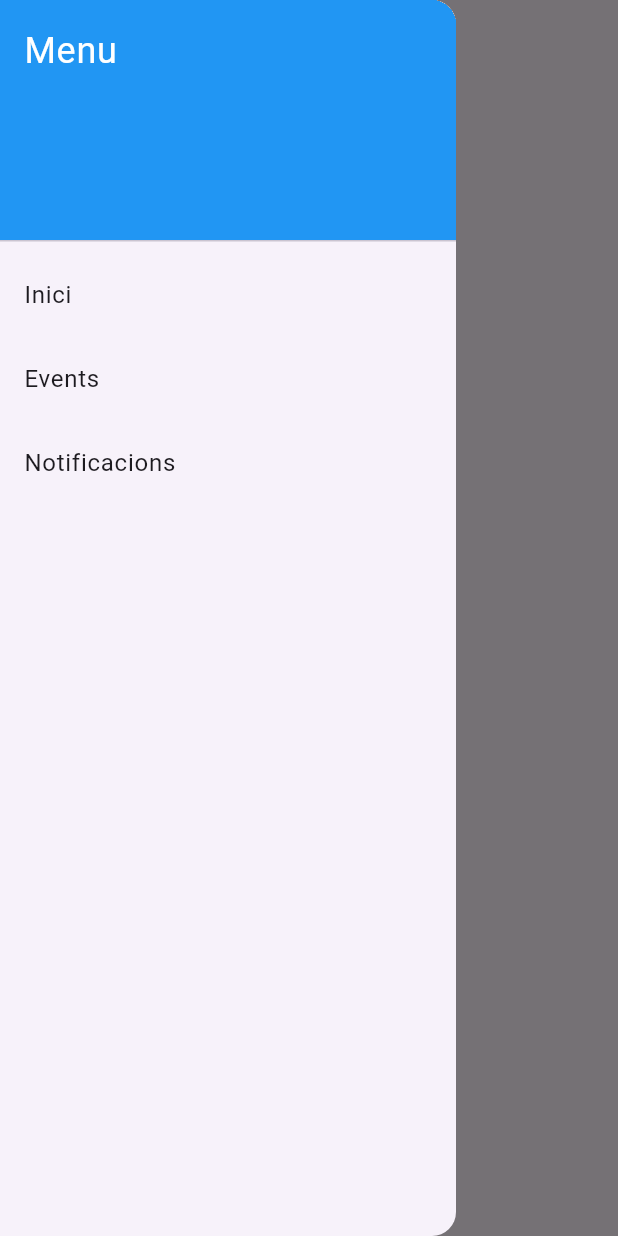
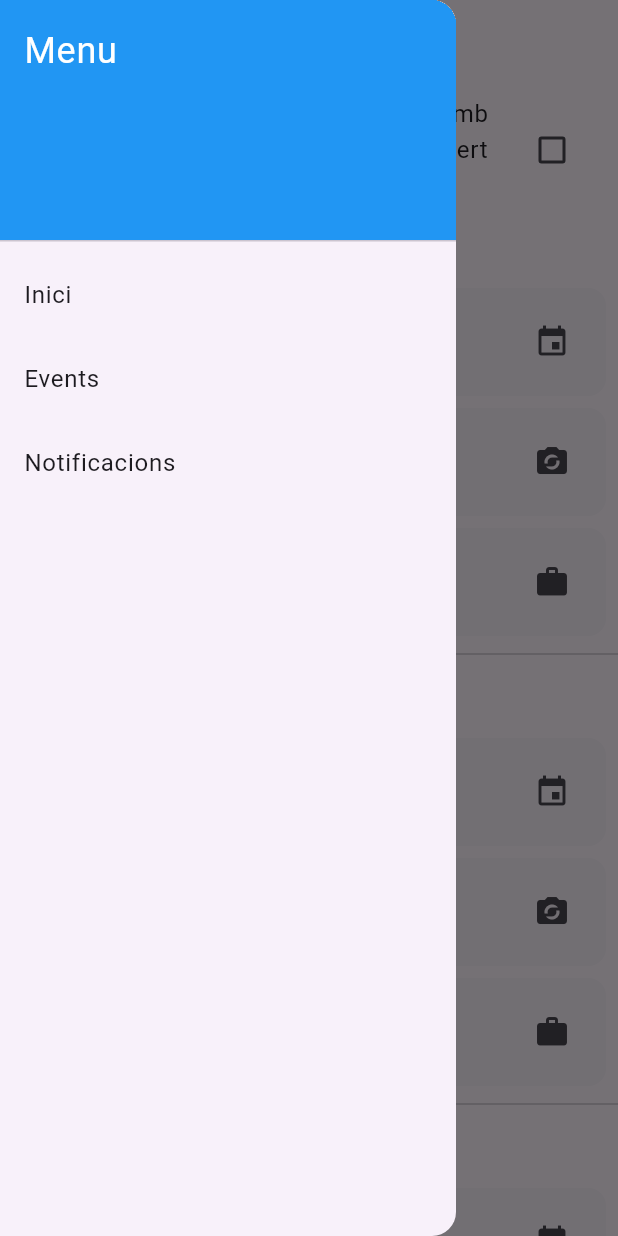
Before and after one commit to AssociacioFemPinya/mobile, a Flutter app: the EventsPage screen opened by its route, with the side drawer open, on a phone screen of 412 x 824 dp. Run offline on Flutter 3.47's test engine with Material 3 defaults, Android fonts, the phone set to English and light mode, and no system bars; our stand-ins replace equatable, flutter_bloc.

Commit message:
first view WIP

```diff
--- a/lib/features/events/data/models/event.dart
+++ /dev/null
@@ -1,6 +0,0 @@
-class Event {
-  final int id;
-  final String name;
-
-  Event({required this.id, required this.name});
-}
--- /dev/null
+++ b/lib/features/events/domain/entities/mockup.dart
@@ -0,0 +1,53 @@
+import 'package:fempinya3_flutter_app/features/events/domain/enums/events.dart';
+import 'package:flutter/material.dart';
+import 'dart:math';
+
+class EventMockup {
+  final EventStatusEnum status;
+  final String name;
+  final String address;
+  final String dateHour;
+  final IconData icon;
+
+  EventMockup(
+      {required this.status,
+      required this.name,
+      required this.address,
+      required this.dateHour,
+      required this.icon});
+}
+
+class DateMockup {
+  final String date;
+  final List<EventMockup> events;
+
+  DateMockup({required this.date, required this.events});
+}
+
+List<DateMockup> generateMockup() {
+  final names = ['EventMockup 1', 'EventMockup 2', 'EventMockup 3'];
+  final addresses = ['Dirección 1', 'Dirección 2', 'Dirección 3'];
+  final dateHours = ['10:00 AM', '12:00 PM', '02:00 PM'];
+  final icons = [Icons.event, Icons.party_mode, Icons.work];
+
+  final random = Random();
+
+  List<EventMockup> generateEvents() {
+    return List<EventMockup>.generate(3, (index) {
+      return EventMockup(
+        status: EventStatusEnum
+            .values[random.nextInt(EventStatusEnum.values.length)],
+        name: names[index],
+        address: addresses[index],
+        dateHour: dateHours[index],
+        icon: icons[index],
+      );
+    });
+  }
+
+  return [
+    DateMockup(date: '2024-06-01', events: generateEvents()),
+    DateMockup(date: '2024-06-02', events: generateEvents()),
+    DateMockup(date: '2024-06-03', events: generateEvents()),
+  ];
+}
--- /dev/null
+++ b/lib/features/events/domain/enums/events.dart
@@ -0,0 +1,7 @@
+enum EventStatusEnum {
+  accepted,
+  declined,
+  unknown,
+  undefined,
+  warning,
+}
--- /dev/null
+++ b/lib/features/events/presentation/blocs/events_view_bloc.dart
@@ -0,0 +1,77 @@
+import 'package:fempinya3_flutter_app/features/events/domain/entities/mockup.dart';
+import 'package:flutter_bloc/flutter_bloc.dart';
+import 'events_view_events.dart';
+import 'events_view_state.dart';
+
+
+class StatusFilterBloc extends Bloc<StatusFilterEvent, StatusFilterState> {
+  StatusFilterBloc(List<DateMockup> dateEvents) : super(StatusFilterState(
+    showUndefined: false,
+    showAnswered: false,
+    showWarning: false,
+    dateEvents: dateEvents
+  )) {
+    on<StatusUndefined>((event, emit) {
+      emit(state.copyWith(showUndefined: event.value));
+    });
+    on<StatusAnswered>((event, emit) {
+      emit(state.copyWith(showAnswered: event.value));
+    });
+    on<StatusWarning>((event, emit) {
+      emit(state.copyWith(showWarning: event.value));
+    });
+  }
+}
+
+// class EventsViewFilterState {
+//   // selectableFilters holds the list of filters from the dropDown menu, based on event tags
+//   final List<String> selectableFilters;
+//   // statusFilters holds the value of the filters based on whether the event has been replied or if it requires attention
+//   final Map<StatusFilters, bool> statusFilters;
+
+//   EventsViewFilterState({
+//     required this.selectableFilters,
+//     required this.statusFilters,
+//   });
+// }
+
+// enum ViewMode {
+//   list,
+//   calendar,
+// }
+
+// class EventsViewModeState {
+//   // viewMode is used to define whether the events should be presented through a list or through a calendar
+//   final ViewMode viewMode;
+
+//   EventsViewModeState({
+//     required this.viewMode,
+//   });
+// }
+
+// class EventsViewListState {
+//   // events store the list of events after applying the necessary filters
+//   final List<EventEntity> events;
+
+//   EventsViewListState({
+//     required this.events,
+//   });
+// }
+
+// class EventsViewState {
+//   final EventsViewFilterState filterState;
+//   final EventsViewModeState viewModeState;
+//   final EventsViewListState listState;
+
+//   EventsViewState({
+//     required this.filterState,
+//     required this.viewModeState,
+//     required this.listState,
+//   });
+
+//   static final EventsViewState initial = EventsViewState(
+//     filterState: EventsViewFilterState(selectableFilters: [], statusFilters: {}),
+//     viewModeState: EventsViewModeState(viewMode: ViewMode.list),
+//     listState: EventsViewListState(events: []),
+//   );
+// }
--- /dev/null
+++ b/lib/features/events/presentation/blocs/events_view_events.dart
@@ -0,0 +1,22 @@
+enum StatusFilters {
+  missingReply,
+  replied,
+  requiresAttention,
+}
+
+class StatusFilterEvent {}
+
+class StatusUndefined extends StatusFilterEvent {
+  final bool value;
+  StatusUndefined(this.value);
+}
+
+class StatusAnswered extends StatusFilterEvent {
+  final bool value;
+  StatusAnswered(this.value);
+}
+
+class StatusWarning extends StatusFilterEvent {
+  final bool value;
+  StatusWarning(this.value);
+}
--- /dev/null
+++ b/lib/features/events/presentation/blocs/events_view_state.dart
@@ -0,0 +1,55 @@
+import 'package:fempinya3_flutter_app/features/events/domain/entities/mockup.dart';
+import 'package:fempinya3_flutter_app/features/events/presentation/pages/events_page.dart';
+import 'package:flutter/material.dart';
+import 'package:fempinya3_flutter_app/features/events/domain/enums/events.dart';
+
+class StatusFilterState {
+  final bool showUndefined;
+  final bool showAnswered;
+  final bool showWarning;
+  final List<DateMockup> dateEvents;
+
+  StatusFilterState(
+      {required this.showUndefined,
+      required this.showAnswered,
+      required this.showWarning,
+      required this.dateEvents});
+
+  List<DateMockup> filterEvents(List<DateMockup> dateEvents) {
+    List<DateMockup> filteredDateEvents = [];
+    for (var date in dateEvents) {
+      List<EventMockup> filteredEvents = [];
+
+      filteredEvents.addAll(date.events.where((event) {
+        if (showUndefined && event.status == EventStatusEnum.undefined) {
+          return true;
+        }
+        if (showAnswered &&
+            (event.status == EventStatusEnum.accepted ||
+                event.status == EventStatusEnum.declined ||
+                event.status == EventStatusEnum.unknown)) return true;
+        if (showWarning && event.status == EventStatusEnum.warning) return true;
+        return !showUndefined && !showAnswered && !showWarning;
+      }));
+
+      if (filteredEvents.isNotEmpty) {
+        filteredDateEvents
+            .add(DateMockup(date: date.date, events: filteredEvents));
+      }
+    }
+    return filteredDateEvents;
+  }
+
+  StatusFilterState copyWith({
+    bool? showUndefined,
+    bool? showAnswered,
+    bool? showWarning,
+    List<DateMockup>? dateEvents,
+  }) {
+    return StatusFilterState(
+        showUndefined: showUndefined ?? this.showUndefined,
+        showAnswered: showAnswered ?? this.showAnswered,
+        showWarning: showWarning ?? this.showWarning,
+        dateEvents: dateEvents ?? this.dateEvents);
+  }
+}
--- a/lib/features/events/presentation/pages/events_page.dart
+++ b/lib/features/events/presentation/pages/events_page.dart
@@ -1,15 +1,168 @@
+import 'package:fempinya3_flutter_app/features/events/domain/entities/mockup.dart';
 import 'package:flutter/material.dart';
 import 'package:fempinya3_flutter_app/features/menu/presentation/widgets/menu_widget.dart';
+import 'package:flutter_bloc/flutter_bloc.dart';
+import 'package:fempinya3_flutter_app/features/events/presentation/blocs/events_view_bloc.dart';
+import 'package:fempinya3_flutter_app/features/events/presentation/blocs/events_view_events.dart';
+import 'package:fempinya3_flutter_app/features/events/presentation/blocs/events_view_state.dart';
+import 'package:fempinya3_flutter_app/features/events/domain/enums/events.dart';
 
 class EventsPage extends StatelessWidget {
+  final List<DateMockup> dateEvents = generateMockup();
+
+  IconData getStatusIcon(EventStatusEnum status) {
+    switch (status) {
+      case EventStatusEnum.accepted:
+        return Icons.check;
+      case EventStatusEnum.declined:
+        return Icons.close;
+      case EventStatusEnum.unknown:
+        return Icons.help_outline;
+      case EventStatusEnum.undefined:
+        return Icons.remove;
+      case EventStatusEnum.warning:
+        return Icons.warning;
+    }
+  }
+
+  Color getStatusColor(EventStatusEnum status) {
+    switch (status) {
+      case EventStatusEnum.accepted:
+        return Colors.green;
+      case EventStatusEnum.declined:
+        return Colors.red;
+      case EventStatusEnum.unknown:
+        return Colors.orange;
+      case EventStatusEnum.undefined:
+        return Colors.grey;
+      case EventStatusEnum.warning:
+        return Colors.orange;
+    }
+  }
+
   @override
   Widget build(BuildContext context) {
-    return Scaffold(
-      appBar: AppBar(title: Text('Events')),
-      drawer: MenuWidget(),
-      body: Center(
-        child: Text('This is the events page'),
+    return BlocProvider(
+      create: (context) => StatusFilterBloc(dateEvents),
+      child: Scaffold(
+        appBar: AppBar(title: const Text('Esdeveniments')),
+        drawer: MenuWidget(),
+        body: Column(
+          children: [
+            //SegmentedButton(context),
+            BlocBuilder<StatusFilterBloc, StatusFilterState>(
+              builder: (context, state) {
+                return Row(
+                  mainAxisAlignment: MainAxisAlignment.spaceEvenly,
+                  children: [
+                    buildEventStatusCheckbox(state.showUndefined, 'Pendent',
+                        (value) {
+                      context
+                          .read<StatusFilterBloc>()
+                          .add(StatusUndefined(value!));
+                    }),
+                    buildEventStatusCheckbox(state.showAnswered, 'Respost',
+                        (value) {
+                      context
+                          .read<StatusFilterBloc>()
+                          .add(StatusAnswered(value!));
+                    }),
+                    buildEventStatusCheckbox(state.showWarning, 'Amb alerta',
+                        (value) {
+                      context
+                          .read<StatusFilterBloc>()
+                          .add(StatusWarning(value!));
+                    }),
+                  ],
+                );
+              },
+            ),
+            Expanded(child: eventList())
+          ],
+        ),
       ),
     );
   }
+
+//   Widget SegmentedButton(context) {
+//     return SegmentedButton<String>(
+//       segments: const <ButtonSegment<String>>[
+//         ButtonSegment<Calendar>(
+//             value: Calendar.day,
+//             label: Text('Day'),
+//             icon: Icon(Icons.calendar_view_day)),
+//         ButtonSegment<Calendar>(
+//             value: Calendar.week,
+//             label: Text('Week'),
+//             icon: Icon(Icons.calendar_view_week)),
+//       ],
+//       selected: <Calendar>{calendarView},
+//       onSelectionChanged: (Set<Calendar> newSelection) {
+//         setState(() {
+//           // By default there is only a single segment that can be
+//           // selected at one time, so its value is always the first
+//           // item in the selected set.
+//           calendarView = newSelection.first;
+//         });
+//       },
+//     );
+//   }
+// }
+
+  Expanded buildEventStatusCheckbox(
+      bool value, String title, Function(bool?) onChanged) {
+    return Expanded(
+      child: CheckboxListTile(
+          // title: Text('Pendents'),
+          title: Text(title),
+          value: value,
+          onChanged: onChanged),
+    );
+  }
+
+  BlocBuilder eventList() {
+    return BlocBuilder<StatusFilterBloc, StatusFilterState>(
+      builder: (context, state) {
+        final filteredEvents = state.filterEvents(state.dateEvents);
+
+        return ListView.builder(
+          itemCount: filteredEvents.length,
+          itemBuilder: (context, index) {
+            final date = filteredEvents[index];
+            return Column(
+              crossAxisAlignment: CrossAxisAlignment.start,
+              children: [
+                Padding(
+                  padding: const EdgeInsets.all(8.0),
+                  child: Text(date.date,
+                      style: Theme.of(context).textTheme.titleLarge),
+                ),
+                Column(
+                  children: date.events.map((event) {
+                    return Card(
+                      elevation: 0.0,
+                      margin: const EdgeInsets.symmetric(
+                          horizontal: 8.0, vertical: 4.0),
+                      //color: getStatusColor(event.status),
+                      child: ListTile(
+                        leading: CircleAvatar(
+                          backgroundColor: getStatusColor(event.status),
+                          child: Icon(getStatusIcon(event.status),
+                              color: Colors.white),
+                        ),
+                        title: Text(event.name),
+                        subtitle: Text('${event.address} - ${event.dateHour}'),
+                        trailing: Icon(event.icon),
+                      ),
+                    );
+                  }).toList(),
+                ),
+                Divider(),
+              ],
+            );
+          },
+        );
+      },
+    );
+  }
 }
--- a/lib/main.dart
+++ b/lib/main.dart
@@ -12,9 +12,11 @@ class MyApp extends StatelessWidget {
   @override
   Widget build(BuildContext context) {
     return MaterialApp(
-      title: 'Your App',
+      title: 'FemPinya App',
       theme: ThemeData(
-        primarySwatch: Colors.blue,
+        //primarySwatch: Colors.blue,
+        colorScheme: ColorScheme.fromSeed(seedColor: Colors.deepPurple),
+        useMaterial3: true
       ),
       initialRoute: homeRoute,
       onGenerateRoute: (settings) {
--- a/pubspec.yaml
+++ b/pubspec.yaml
@@ -12,11 +12,12 @@ dependencies:
   bloc: ^8.0.0
   flutter_bloc: ^8.0.0
   meta: ^1.12.0
+  equatable: ^2.0.0
 
 dev_dependencies:
   flutter_test:
     sdk: flutter
-  flutter_lints: ^3.0.0
+  flutter_lints: ^4.0.0
 
 flutter:
   uses-material-design: true
```
Also changed, not shown: lib/features/events/domain/entities/event.dart (added, +18 -0 lines), lib/features/events/presentation/blocs/event_bloc.dart (deleted, +0 -111 lines), pubspec.lock, 1 other file.
